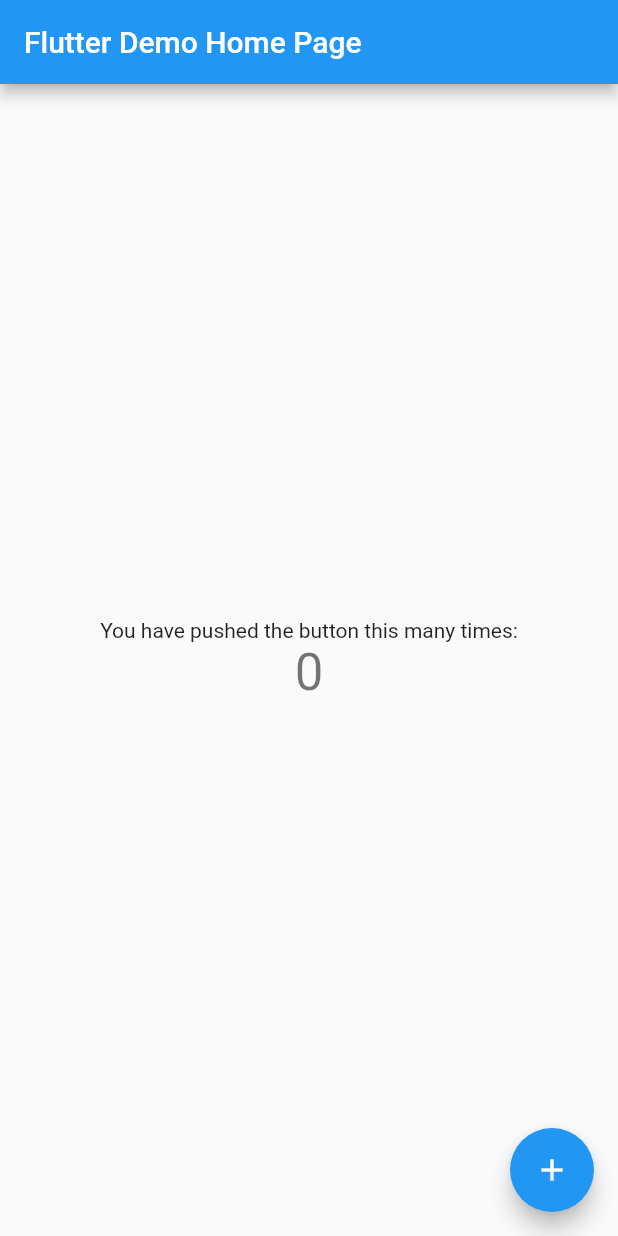
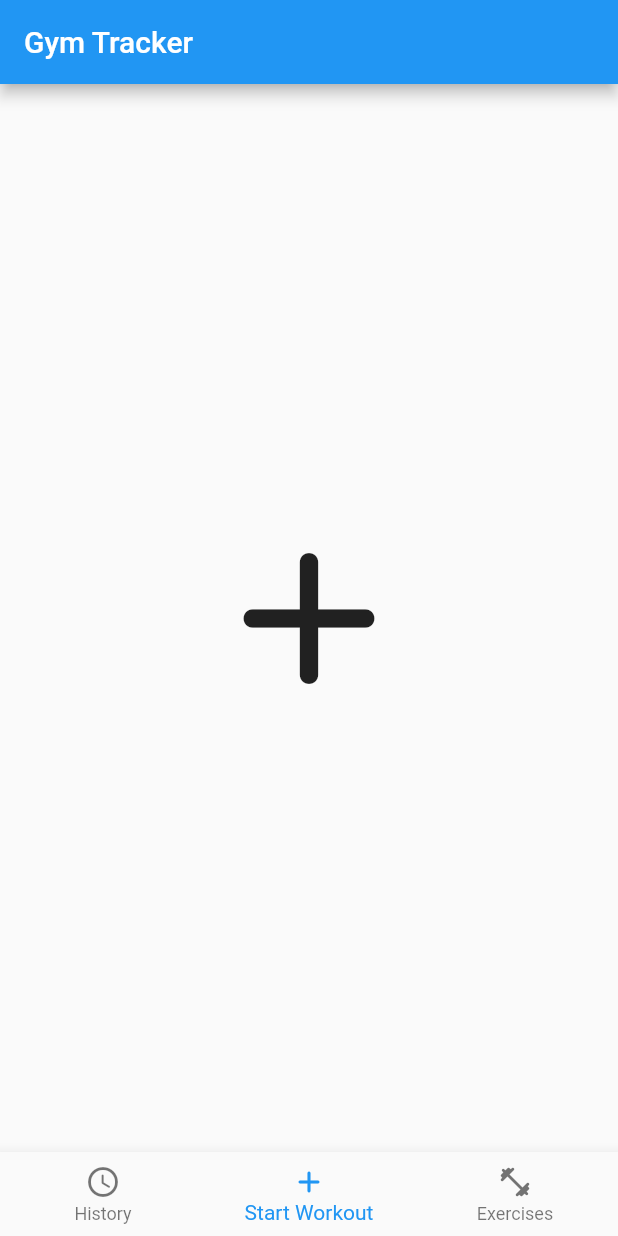
Before and after one commit to vitalikmordak/gym_tracker, a Flutter app: the screen it shows after launch, on a phone screen of 412 x 824 dp. Run offline on Flutter 3.47's test engine with Material 2 defaults, Android fonts, the phone set to English and light mode, and no system bars.

Commit message:
create skeleton with bottom navigation bar

```diff
--- a/lib/main.dart
+++ b/lib/main.dart
@@ -1,115 +1,72 @@
 import 'package:flutter/material.dart';
+import 'package:gym_tracker/screens/exercises_page.dart';
+import 'package:gym_tracker/screens/history_page.dart';
+import 'package:gym_tracker/screens/start_workout_page.dart';
 
 void main() {
-  runApp(const MyApp());
+  runApp(GymTracker());
 }
 
-class MyApp extends StatelessWidget {
-  const MyApp({super.key});
-
-  // This widget is the root of your application.
+class GymTracker extends StatelessWidget {
   @override
   Widget build(BuildContext context) {
     return MaterialApp(
-      title: 'Flutter Demo',
-      theme: ThemeData(
-        // This is the theme of your application.
-        //
-        // Try running your application with "flutter run". You'll see the
-        // application has a blue toolbar. Then, without quitting the app, try
-        // changing the primarySwatch below to Colors.green and then invoke
-        // "hot reload" (press "r" in the console where you ran "flutter run",
-        // or simply save your changes to "hot reload" in a Flutter IDE).
-        // Notice that the counter didn't reset back to zero; the application
-        // is not restarted.
-        primarySwatch: Colors.blue,
-      ),
-      home: const MyHomePage(title: 'Flutter Demo Home Page'),
+      home: const BottomNavigatorBar(),
+      theme: ThemeData.light(),
+      darkTheme: ThemeData.dark(),
     );
   }
 }
 
-class MyHomePage extends StatefulWidget {
-  const MyHomePage({super.key, required this.title});
-
-  // This widget is the home page of your application. It is stateful, meaning
-  // that it has a State object (defined below) that contains fields that affect
-  // how it looks.
-
-  // This class is the configuration for the state. It holds the values (in this
-  // case the title) provided by the parent (in this case the App widget) and
-  // used by the build method of the State. Fields in a Widget subclass are
-  // always marked "final".
-
-  final String title;
+class BottomNavigatorBar extends StatefulWidget {
+  const BottomNavigatorBar({Key? key}) : super(key: key);
 
   @override
-  State<MyHomePage> createState() => _MyHomePageState();
+  State<BottomNavigatorBar> createState() => _BottomNavigatorBarState();
 }
 
-class _MyHomePageState extends State<MyHomePage> {
-  int _counter = 0;
+class _BottomNavigatorBarState extends State<BottomNavigatorBar> {
+  int _selectedIndex = 1; // default is page in center
 
-  void _incrementCounter() {
+  static const List<Widget> _pages = <Widget>[
+    HistoryPage(),
+    StartWorkoutPage(),
+    ExercisesPage()
+  ];
+
+  void _onItemTapped(int index) {
     setState(() {
-      // This call to setState tells the Flutter framework that something has
-      // changed in this State, which causes it to rerun the build method below
-      // so that the display can reflect the updated values. If we changed
-      // _counter without calling setState(), then the build method would not be
-      // called again, and so nothing would appear to happen.
-      _counter++;
+      _selectedIndex = index;
     });
   }
 
   @override
   Widget build(BuildContext context) {
-    // This method is rerun every time setState is called, for instance as done
-    // by the _incrementCounter method above.
-    //
-    // The Flutter framework has been optimized to make rerunning build methods
-    // fast, so that you can just rebuild anything that needs updating rather
-    // than having to individually change instances of widgets.
     return Scaffold(
       appBar: AppBar(
-        // Here we take the value from the MyHomePage object that was created by
-        // the App.build method, and use it to set our appbar title.
-        title: Text(widget.title),
+        title: const Text('Gym Tracker'),
       ),
       body: Center(
-        // Center is a layout widget. It takes a single child and positions it
-        // in the middle of the parent.
-        child: Column(
-          // Column is also a layout widget. It takes a list of children and
-          // arranges them vertically. By default, it sizes itself to fit its
-          // children horizontally, and tries to be as tall as its parent.
-          //
-          // Invoke "debug painting" (press "p" in the console, choose the
-          // "Toggle Debug Paint" action from the Flutter Inspector in Android
-          // Studio, or the "Toggle Debug Paint" command in Visual Studio Code)
-          // to see the wireframe for each widget.
-          //
-          // Column has various properties to control how it sizes itself and
-          // how it positions its children. Here we use mainAxisAlignment to
-          // center the children vertically; the main axis here is the vertical
-          // axis because Columns are vertical (the cross axis would be
-          // horizontal).
-          mainAxisAlignment: MainAxisAlignment.center,
-          children: <Widget>[
-            const Text(
-              'You have pushed the button this many times:',
-            ),
-            Text(
-              '$_counter',
-              style: Theme.of(context).textTheme.headlineMedium,
-            ),
-          ],
-        ),
+        child: _pages.elementAt(_selectedIndex),
       ),
-      floatingActionButton: FloatingActionButton(
-        onPressed: _incrementCounter,
-        tooltip: 'Increment',
-        child: const Icon(Icons.add),
-      ), // This trailing comma makes auto-formatting nicer for build methods.
+      bottomNavigationBar: BottomNavigationBar(
+        items: const <BottomNavigationBarItem>[
+          BottomNavigationBarItem(
+            icon: Icon(Icons.access_time_rounded),
+            label: 'History',
+          ),
+          BottomNavigationBarItem(
+            icon: Icon(Icons.add_rounded),
+            label: 'Start Workout',
+          ),
+          BottomNavigationBarItem(
+            icon: Icon(Icons.fitness_center_rounded),
+            label: 'Exercises',
+          ),
+        ],
+        currentIndex: _selectedIndex,
+        onTap: _onItemTapped,
+      ),
     );
   }
 }
--- /dev/null
+++ b/lib/screens/start_workout_page.dart
@@ -0,0 +1,18 @@
+import 'package:flutter/material.dart';
+
+class StartWorkoutPage extends StatefulWidget {
+  const StartWorkoutPage({Key? key}) : super(key: key);
+
+  @override
+  State<StartWorkoutPage> createState() => _StartWorkoutPageState();
+}
+
+class _StartWorkoutPageState extends State<StartWorkoutPage> {
+  @override
+  Widget build(BuildContext context) {
+    return const Icon(
+      Icons.add_rounded,
+      size: 150,
+    );
+  }
+}
```
Also changed, not shown: lib/screens/exercises_page.dart (added, +28 -0 lines), lib/screens/history_page.dart (added, +18 -0 lines).
